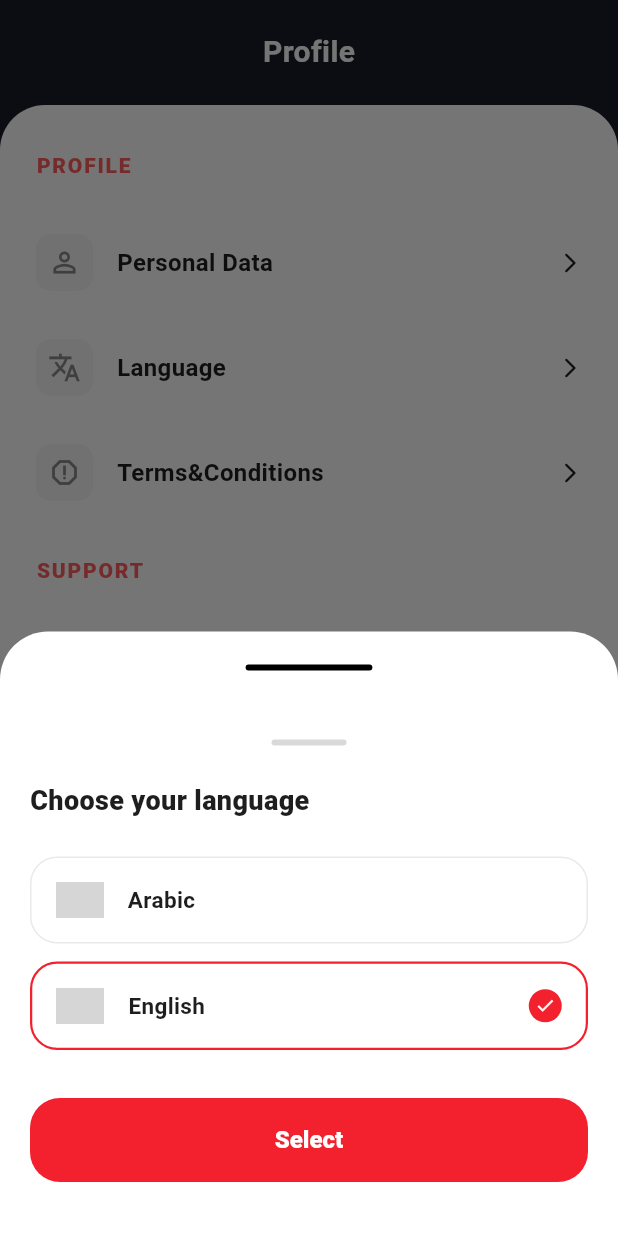
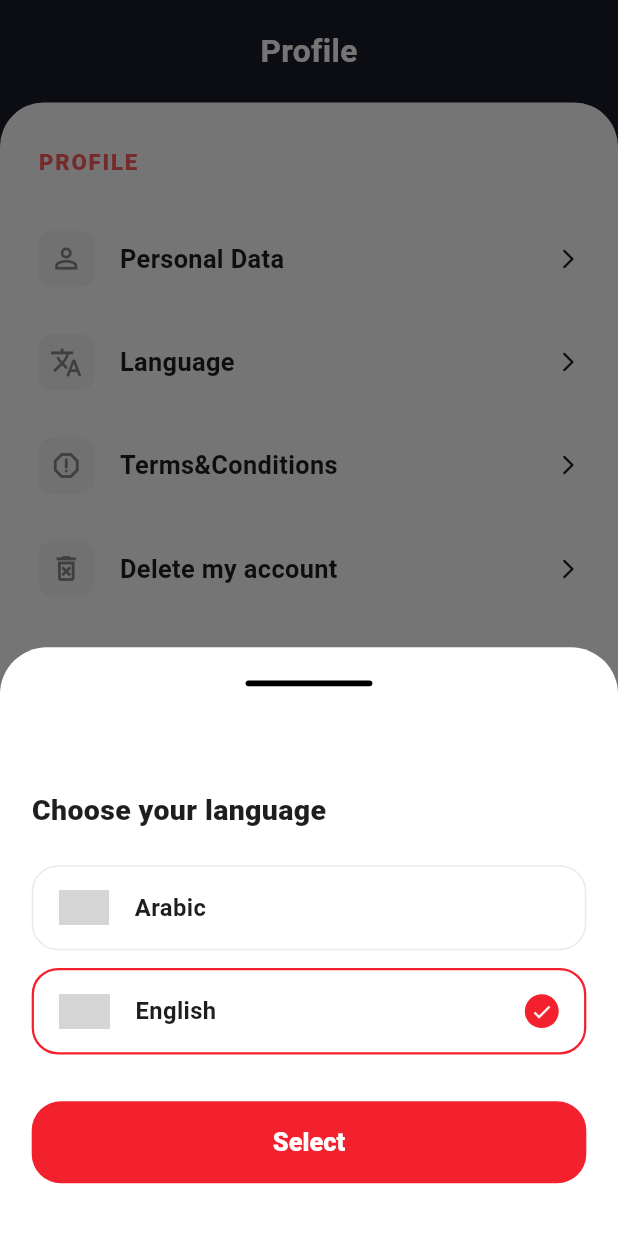
Before and after one commit to Amira098/ZoomProvider, a Flutter app: the ProfileScreen screen opened directly, after a tap on "Language", on a phone screen of 412 x 824 dp. Run offline on Flutter 3.47's test engine with Material 3 defaults, Android fonts, the phone set to English and light mode, and no system bars; drawn by our look-alikes of skeletonizer; our stand-ins replace bloc, cached_network_image, device_info_plus, dio, easy_localization, equatable and 18 more; missing offline and left inert: flutter_udid, network_info_plus, onesignal_flutter; accounts and stored records are empty; generated files the repository leaves out were written again; network calls fail; Roboto replaces fonts that are missing (Cairo); grey boxes are pictures that could not be loaded.

Commit message:
updatee for delet account

```diff
--- a/lib/feature/profile_screen/presentation/view/profile_screen.dart
+++ b/lib/feature/profile_screen/presentation/view/profile_screen.dart
@@ -1,12 +1,13 @@
 import 'package:easy_localization/easy_localization.dart';
 import 'package:flutter/material.dart';
-import '../../../../core/common/widget/tools_pattern_painter.dart';
+import 'package:flutter_screenutil/flutter_screenutil.dart';
+import '../../../../generated/locale_keys.g.dart';
+import '../../../Terms_conditions_screen/presentation/view/Terms_conditions_screen.dart';
+import '../../../contact_us/presentation/view/contact_us_form.dart';
 import '../../../../core/constants/app_values.dart';
 import '../../../../core/utils/app_shared_preference.dart';
-import '../../../../generated/locale_keys.g.dart';
-import '../../../Terms_conditions_screen/presentation/view/Terms_conditions_screen.dart';
 import '../../../auth/presentation/view/login_screen.dart';
-import '../../../contact_us/presentation/view/contact_us_form.dart';
+import '../../../settings_screen/presentation/view/delete_confirm_dialog.dart';
 import 'edit_profile_screen.dart';
 
 class ProfileScreen extends StatelessWidget {
@@ -21,17 +22,17 @@ class ProfileScreen extends StatelessWidget {
           SafeArea(
             bottom: false,
             child: Container(
-              height: 70,
-              padding: const EdgeInsets.symmetric(horizontal: 18),
+              height: 70.h,
+              padding: EdgeInsets.symmetric(horizontal: 18.w),
               child: Stack(
                 alignment: Alignment.center,
                 children: [
 
                   Text(
                     LocaleKeys.Profile_Profile.tr(),
-                    style: const TextStyle(
+                    style: TextStyle(
                       color: Colors.white,
-                      fontSize: 20,
+                      fontSize: 20.sp,
                       fontWeight: FontWeight.w600,
                     ),
                   ),
@@ -42,31 +43,31 @@ class ProfileScreen extends StatelessWidget {
           Expanded(
             child: Container(
               width: double.infinity,
-              decoration: const BoxDecoration(
+              decoration: BoxDecoration(
                 color: Colors.white,
                 borderRadius: BorderRadius.only(
-                  topLeft: Radius.circular(30),
-                  topRight: Radius.circular(30),
+                  topLeft: Radius.circular(30.r),
+                  topRight: Radius.circular(30.r),
                 ),
               ),
               child: Stack(
                 children: [
 
                   SingleChildScrollView(
-                    padding: const EdgeInsets.symmetric(horizontal: 24, vertical: 30),
+                    padding: EdgeInsets.symmetric(horizontal: 24.w, vertical: 30.h),
                     child: Column(
                       crossAxisAlignment: CrossAxisAlignment.start,
                       children: [
                         Text(
                           LocaleKeys.Profile_Profile.tr().toUpperCase(),
-                          style: const TextStyle(
+                          style: TextStyle(
                             color: Color(0xffFF5E5E),
-                            fontSize: 14,
+                            fontSize: 14.sp,
                             fontWeight: FontWeight.w800,
                             letterSpacing: 1.2,
                           ),
                         ),
-                        const SizedBox(height: 20),
+                        SizedBox(height: 20.h),
                         _buildProfileItem(
                           icon: Icons.person_outline,
                           title: LocaleKeys.profile_personal_data.tr(),
@@ -95,17 +96,34 @@ class ProfileScreen extends StatelessWidget {
                             );
                           },
                         ),
-                        const SizedBox(height: 20),
+                        _buildProfileItem(
+                          icon: Icons.delete_forever_outlined,
+                          title: LocaleKeys.settings_delete_account.tr(),
+                          onTap: () async {
+                            final confirmed = await showDialog<bool>(
+                              context: context,
+                              builder: (_) => const DeleteConfirmDialog(),
+                            );
+                            if (confirmed == true) {
+
+                              showDialog(
+                                context: context,
+                                builder: (_) => const DeleteSuccessDialog(),
+                              );
+                            }
+                          },
+                        ),
+                        SizedBox(height: 20.h),
                         Text(
                           LocaleKeys.general_support.tr().toUpperCase(),
-                          style: const TextStyle(
+                          style: TextStyle(
                             color: Color(0xffFF5E5E),
-                            fontSize: 14,
+                            fontSize: 14.sp,
                             fontWeight: FontWeight.w800,
                             letterSpacing: 1.2,
                           ),
                         ),
-                        const SizedBox(height: 20),
+                        SizedBox(height: 20.h),
                         _buildProfileItem(
                           icon: Icons.phone_in_talk_outlined,
                           title: LocaleKeys.contactus_title.tr(),
@@ -150,8 +168,8 @@ class ProfileScreen extends StatelessWidget {
     showModalBottomSheet(
       context: context,
       backgroundColor: Colors.white,
-      shape: const RoundedRectangleBorder(
-        borderRadius: BorderRadius.vertical(top: Radius.circular(32)),
+      shape:  RoundedRectangleBorder(
+        borderRadius: BorderRadius.vertical(top: Radius.circular(32.r)),
       ),
       builder: (context) {
         return const _LanguageBottomSheet();
@@ -174,56 +192,47 @@ class _LanguageBottomSheetState extends State<_LanguageBottomSheet> {
     final currentLocale = context.locale;
 
     return Container(
-      padding: const EdgeInsets.symmetric(horizontal: 20, vertical: 24),
+      padding: EdgeInsets.symmetric(horizontal: 20.w, vertical: 24.h),
       child: Column(
         mainAxisSize: MainAxisSize.min,
         crossAxisAlignment: CrossAxisAlignment.start,
         children: [
-          Center(
-            child: Container(
-              width: 50,
-              height: 4,
-              decoration: BoxDecoration(
-                color: const Color(0xffD9D9D9),
-                borderRadius: BorderRadius.circular(2),
-              ),
-            ),
-          ),
-          const SizedBox(height: 24),
+
+          SizedBox(height: 24.h),
           Text(
             LocaleKeys.ChooseYourLanguage.tr(),
-            style: const TextStyle(
-              fontSize: 18,
+            style: TextStyle(
+              fontSize: 18.sp,
               fontWeight: FontWeight.w800,
               color: Color(0xff1E1E1E),
             ),
           ),
-          const SizedBox(height: 24),
+          SizedBox(height: 24.h),
           _buildLanguageOption(
             flag: 'assets/svg/Egypt.svg', // Assuming this is the Arabic flag
             label: LocaleKeys.Arabic.tr(),
             isSelected: currentLocale.languageCode == 'ar',
             onTap: () {
               setState(() {
-                context.setLocale(const Locale('ar'));
+                context.setLocale(Locale('ar'));
               });
             },
           ),
-          const SizedBox(height: 12),
+          SizedBox(height: 12.h),
           _buildLanguageOption(
             flag: 'assets/svg/usa_flag.svg',
             label: LocaleKeys.English.tr(),
             isSelected: currentLocale.languageCode == 'en',
             onTap: () {
               setState(() {
-                context.setLocale(const Locale('en'));
+                context.setLocale(Locale('en'));
               });
             },
           ),
-          const SizedBox(height: 32),
+          SizedBox(height: 32.h),
           SizedBox(
             width: double.infinity,
-            height: 56,
+            height: 56.h,
             child: ElevatedButton(
               onPressed: () {
                 Navigator.pop(context);
@@ -231,21 +240,21 @@ class _LanguageBottomSheetState extends State<_LanguageBottomSheet> {
               style: ElevatedButton.styleFrom(
                 backgroundColor: const Color(0xffF3212D),
                 shape: RoundedRectangleBorder(
-                  borderRadius: BorderRadius.circular(20),
+                  borderRadius: BorderRadius.circular(20.r),
                 ),
                 elevation: 0,
               ),
               child: Text(
                 LocaleKeys.profile_select.tr(),
-                style: const TextStyle(
+                style: TextStyle(
                   color: Colors.white,
-                  fontSize: 16,
+                  fontSize: 16.sp,
                   fontWeight: FontWeight.w800,
                 ),
               ),
             ),
           ),
-          const SizedBox(height: 12),
+          SizedBox(height: 12.h),
         ],
       ),
     );
@@ -260,34 +269,34 @@ class _LanguageBottomSheetState extends State<_LanguageBottomSheet> {
     return InkWell(
       onTap: onTap,
       child: Container(
-        padding: const EdgeInsets.symmetric(horizontal: 16, vertical: 16),
+        padding: EdgeInsets.symmetric(horizontal: 16.w, vertical: 16.h),
         decoration: BoxDecoration(
           color: Colors.white,
-          borderRadius: BorderRadius.circular(18),
+          borderRadius: BorderRadius.circular(18.r),
           border: Border.all(
             color: isSelected ? const Color(0xffF3212D) : const Color(0xffE9E9E9),
-            width: isSelected ? 1.5 : 1,
+            width:isSelected ? 1.5 : 1,
           ),
         ),
         child: Row(
           children: [
             // Using a simple placeholder for flag if it's not SVG or if we need a custom look
             Container(
-              width: 32,
-              height: 24,
+              width: 32.w,
+              height: 24.h,
               decoration: BoxDecoration(
-                borderRadius: BorderRadius.circular(4),
+                borderRadius: BorderRadius.circular(4.r),
                 image: DecorationImage(
                   image: AssetImage(flag),
                   fit: BoxFit.cover,
                 ),
               ),
             ),
-            const SizedBox(width: 16),
+            SizedBox(width: 16.w),
             Text(
               label,
-              style: const TextStyle(
-                fontSize: 15,
+              style: TextStyle(
+                fontSize: 15.sp,
                 fontWeight: FontWeight.w700,
                 color: Color(0xff1E1E1E),
               ),
@@ -295,14 +304,14 @@ class _LanguageBottomSheetState extends State<_LanguageBottomSheet> {
             const Spacer(),
             if (isSelected)
               Container(
-                padding: const EdgeInsets.all(4),
-                decoration: const BoxDecoration(
+                padding: EdgeInsets.all(4.r),
+                decoration: BoxDecoration(
                   color: Color(0xffF3212D),
                   shape: BoxShape.circle,
                 ),
-                child: const Icon(
+                child: Icon(
                   Icons.check,
-                  size: 14,
+                  size: 14.sp,
                   color: Colors.white,
                 ),
               ),
@@ -323,36 +332,36 @@ extension ProfileScreenExtensions on ProfileScreen {
     return InkWell(
       onTap: onTap,
       child: Padding(
-        padding: const EdgeInsets.symmetric(vertical: 16),
+        padding: EdgeInsets.symmetric(vertical: 16.h),
         child: Row(
           children: [
             Container(
-              padding: const EdgeInsets.all(8),
+              padding: EdgeInsets.all(8.r),
               decoration: BoxDecoration(
                 color: const Color(0xffF6F6F6),
-                borderRadius: BorderRadius.circular(10),
+                borderRadius: BorderRadius.circular(10.r),
               ),
               child: Icon(icon, color: const Color(0xff8A8A8A), size: 22),
             ),
-            const SizedBox(width: 16),
+            SizedBox(width: 16.w),
             Expanded(
               child: Column(
                 crossAxisAlignment: CrossAxisAlignment.start,
                 children: [
                   Text(
                     title,
-                    style: const TextStyle(
-                      fontSize: 16,
+                    style: TextStyle(
+                      fontSize: 16.sp,
                       fontWeight: FontWeight.w700,
                       color: Color(0xff1E1E1E),
                     ),
                   ),
                   if (subtitle != null) ...[
-                    const SizedBox(height: 4),
+                    SizedBox(height: 4.h),
                     Text(
                       subtitle,
-                      style: const TextStyle(
-                        fontSize: 13,
+                      style: TextStyle(
+                        fontSize: 13.sp,
                         color: Color(0xff8A8A8A),
                       ),
                     ),
@@ -360,7 +369,7 @@ extension ProfileScreenExtensions on ProfileScreen {
                 ],
               ),
             ),
-            const Icon(Icons.arrow_forward_ios_rounded, color: Color(0xff1E1E1E), size: 16),
+            Icon(Icons.arrow_forward_ios_rounded, color: Color(0xff1E1E1E), size: 16),
           ],
         ),
       ),
```
Also changed, not shown: lib/feature/settings_screen/data/data_sources_imp/delete_account_data_sources_impl.dart (+38 -38 lines), lib/feature/settings_screen/presentation/view/delete_confirm_dialog.dart (+113 -51 lines), lib/core/di/service_locator.config.dart, pubspec.lock.
